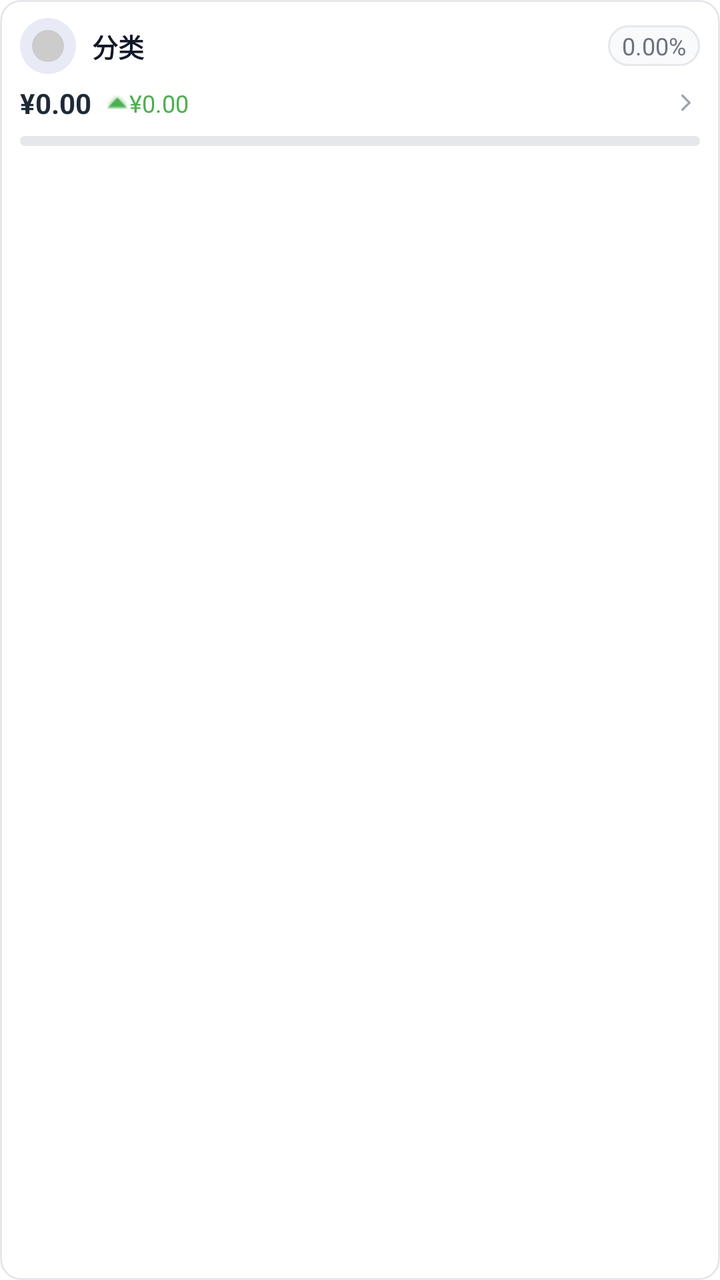
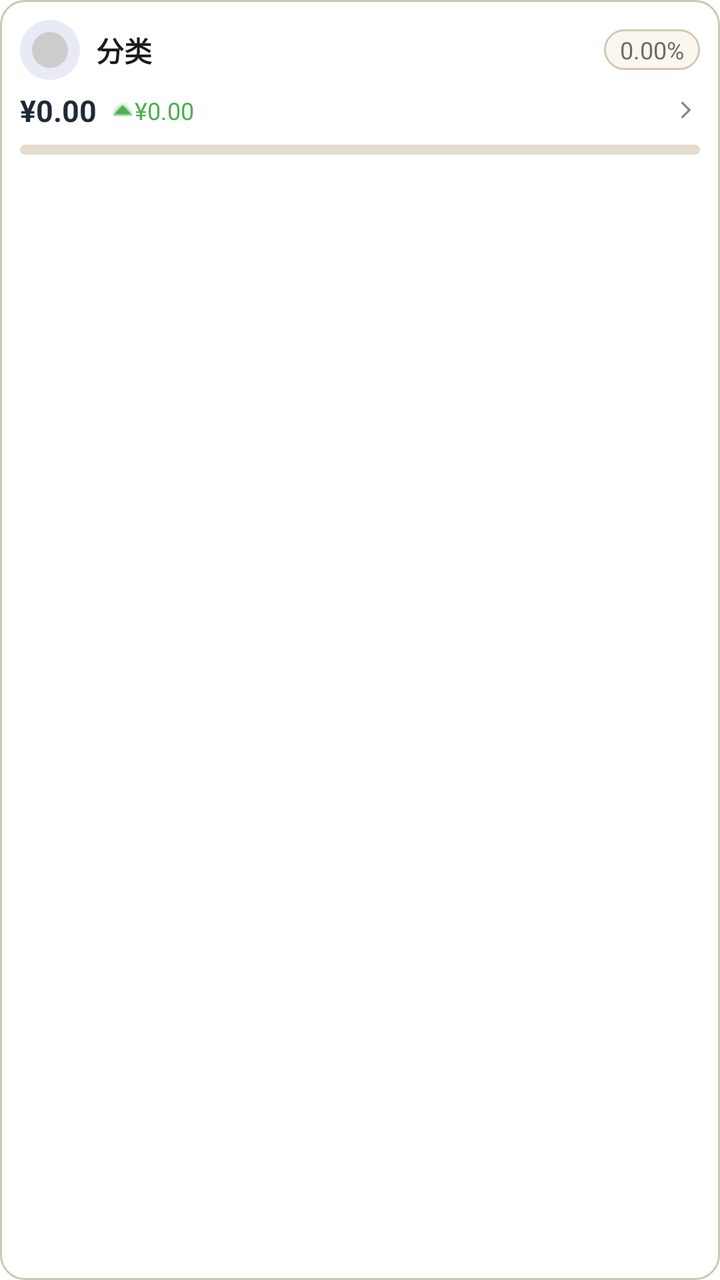

An Android layout rendered at two revisions. The XML below is the earlier revision; the diff shows what the commit changed to produce the second picture.
<!-- AndroidManifest.xml: application theme Theme.FlipAccounting -->
<!-- res/layout/item_stats_category.xml -->
<?xml version="1.0" encoding="utf-8"?>
<LinearLayout xmlns:android="http://schemas.android.com/apk/res/android"
    xmlns:app="http://schemas.android.com/apk/res-auto"
    android:layout_width="match_parent"
    android:layout_height="wrap_content"
    android:layout_marginBottom="8dp"
    android:background="@drawable/bg_stats_list_item"
    android:clickable="true"
    android:focusable="true"
    android:foreground="?attr/selectableItemBackground"
    android:orientation="vertical"
    android:paddingHorizontal="10dp"
    android:paddingVertical="9dp">

    <LinearLayout
        android:layout_width="match_parent"
        android:layout_height="wrap_content"
        android:gravity="center_vertical"
        android:orientation="horizontal">

        <ImageView
            android:id="@+id/iv_category_icon"
            android:layout_width="28dp"
            android:layout_height="28dp"
            android:background="@drawable/bg_circle_soft"
            android:padding="6dp"
            android:src="@drawable/ic_placeholder" />

        <TextView
            android:id="@+id/tv_category_name"
            android:layout_width="0dp"
            android:layout_height="wrap_content"
            android:layout_marginStart="8dp"
            android:layout_weight="1"
            android:text="分类"
            android:textColor="#111827"
            android:textSize="@dimen/text_size_13"
            android:textStyle="bold" />

        <TextView
            android:id="@+id/tv_category_percent"
            android:layout_width="wrap_content"
            android:layout_height="wrap_content"
            android:background="@drawable/bg_stats_metric_tile"
            android:paddingHorizontal="7dp"
            android:paddingVertical="2dp"
            android:text="0.00%"
            android:textColor="#6B7280"
            android:textSize="@dimen/text_size_11" />
    </LinearLayout>

    <LinearLayout
        android:layout_width="match_parent"
        android:layout_height="wrap_content"
        android:layout_marginTop="5dp"
        android:gravity="center_vertical"
        android:orientation="horizontal">

        <TextView
            android:id="@+id/tv_category_amount"
            android:layout_width="wrap_content"
            android:layout_height="wrap_content"
            android:text="¥0.00"
            android:textColor="#1F2937"
            android:textSize="@dimen/text_size_14"
            android:textStyle="bold" />

        <LinearLayout
            android:id="@+id/ll_comparison"
            android:layout_width="0dp"
            android:layout_height="wrap_content"
            android:layout_marginStart="8dp"
            android:layout_weight="1"
            android:gravity="center_vertical"
            android:orientation="horizontal">

            <ImageView
                android:id="@+id/iv_comparison_arrow"
                android:layout_width="@dimen/icon_size_10"
                android:layout_height="@dimen/icon_size_10"
                android:src="@android:drawable/arrow_up_float"
                app:tint="#4CAF50" />

            <TextView
                android:id="@+id/tv_comparison_amount"
                android:layout_width="wrap_content"
                android:layout_height="wrap_content"
                android:layout_marginStart="1dp"
                android:text="¥0.00"
                android:textColor="#4CAF50"
                android:textSize="@dimen/text_size_11" />
        </LinearLayout>

        <ImageView
            android:layout_width="14dp"
            android:layout_height="14dp"
            android:src="@drawable/ic_chevron_right"
            app:tint="#9CA3AF" />
    </LinearLayout>

    <ProgressBar
        android:id="@+id/pb_category_percent"
        style="@android:style/Widget.ProgressBar.Horizontal"
        android:layout_width="match_parent"
        android:layout_height="5dp"
        android:layout_marginTop="7dp"
        android:max="100"
        android:progress="0"
        android:progressDrawable="@drawable/bg_stats_progress" />

</LinearLayout>
<!-- resources referenced by this layout -->
<resources>
  <dimen name="icon_size_10">10dp</dimen>
  <dimen name="text_size_11">12sp</dimen>
  <dimen name="text_size_13">13sp</dimen>
  <dimen name="text_size_14">14sp</dimen>
  <!-- drawable bg_circle_soft (drawable) -->
  <?xml version="1.0" encoding="utf-8"?>
  <shape xmlns:android="http://schemas.android.com/apk/res/android"
      android:shape="oval">
      <solid android:color="#E8EAF6" /> 
  </shape>
  <!-- drawable bg_stats_list_item (drawable) -->
  <?xml version="1.0" encoding="utf-8"?>
  <shape xmlns:android="http://schemas.android.com/apk/res/android">
      <solid android:color="#FFFFFF" />
      <corners android:radius="10dp" />
      <stroke
          android:width="1dp"
          android:color="#E5E7EB" />
  </shape>
  <!-- drawable bg_stats_metric_tile (drawable) -->
  <?xml version="1.0" encoding="utf-8"?>
  <shape xmlns:android="http://schemas.android.com/apk/res/android">
      <solid android:color="#F9FAFB" />
      <corners android:radius="10dp" />
      <stroke
          android:width="1dp"
          android:color="#E5E7EB" />
  </shape>
  <!-- drawable bg_stats_progress (drawable) -->
  <?xml version="1.0" encoding="utf-8"?>
  <layer-list xmlns:android="http://schemas.android.com/apk/res/android">
      <item android:id="@android:id/background">
          <shape>
              <corners android:radius="3dp" />
              <solid android:color="#E5E7EB" />
          </shape>
      </item>
  
      <item android:id="@android:id/progress">
          <clip>
              <shape>
                  <corners android:radius="3dp" />
                  <solid android:color="#2563EB" />
              </shape>
          </clip>
      </item>
  </layer-list>
  <!-- drawable ic_chevron_right (drawable) -->
  <vector xmlns:android="http://schemas.android.com/apk/res/android"
      android:width="24dp"
      android:height="24dp"
      android:viewportWidth="24"
      android:viewportHeight="24">
      <path
          android:strokeColor="#333333"
          android:strokeWidth="2"
          android:strokeLineCap="round"
          android:strokeLineJoin="round"
          android:pathData="M9,6l6,6l-6,6" />
  </vector>
  <!-- drawable ic_placeholder (drawable) -->
  <?xml version="1.0" encoding="utf-8"?>
  <shape xmlns:android="http://schemas.android.com/apk/res/android"
      android:shape="oval">
      
      <solid android:color="#CCCCCC" />
  
      
      <size
          android:width="100dp"
          android:height="100dp" />
  </shape>
  <style name="Theme.FlipAccounting" parent="Theme.MaterialComponents.DayNight.NoActionBar">
          
          <item name="colorPrimary">#5C6BC0</item>
          <item name="colorPrimaryVariant">#3F51B5</item>
          <item name="colorOnPrimary">#FFFFFF</item>
          
          <item name="colorSecondary">#FF4081</item>
          <item name="colorSecondaryVariant">#F50057</item>
          <item name="colorOnSecondary">#FFFFFF</item>
  
          
          <item name="android:statusBarColor">#F5F7FA</item>
          <item name="android:windowLightStatusBar">true</item>
      </style>
</resources>

<!-- the commit's change to res/layout/item_stats_category.xml (unified diff, before → after) -->
@@ -9,8 +9,7 @@
     android:focusable="true"
     android:foreground="?attr/selectableItemBackground"
     android:orientation="vertical"
-    android:paddingHorizontal="10dp"
-    android:paddingVertical="9dp">
+    android:padding="10dp">
 
     <LinearLayout
         android:layout_width="match_parent"
@@ -20,8 +19,8 @@
 
         <ImageView
             android:id="@+id/iv_category_icon"
-            android:layout_width="28dp"
-            android:layout_height="28dp"
+            android:layout_width="30dp"
+            android:layout_height="30dp"
             android:background="@drawable/bg_circle_soft"
             android:padding="6dp"
             android:src="@drawable/ic_placeholder" />
@@ -33,8 +32,8 @@
             android:layout_marginStart="8dp"
             android:layout_weight="1"
             android:text="分类"
-            android:textColor="#111827"
-            android:textSize="@dimen/text_size_13"
+            android:textColor="#1A1A1A"
+            android:textSize="@dimen/text_size_14"
             android:textStyle="bold" />
 
         <TextView
@@ -42,10 +41,10 @@
             android:layout_width="wrap_content"
             android:layout_height="wrap_content"
             android:background="@drawable/bg_stats_metric_tile"
-            android:paddingHorizontal="7dp"
+            android:paddingHorizontal="8dp"
             android:paddingVertical="2dp"
             android:text="0.00%"
-            android:textColor="#6B7280"
+            android:textColor="#6B6B6B"
             android:textSize="@dimen/text_size_11" />
     </LinearLayout>
 
@@ -62,7 +61,7 @@
             android:layout_height="wrap_content"
             android:text="¥0.00"
             android:textColor="#1F2937"
-            android:textSize="@dimen/text_size_14"
+            android:textSize="@dimen/text_size_15"
             android:textStyle="bold" />
 
         <LinearLayout
@@ -95,7 +94,7 @@
             android:layout_width="14dp"
             android:layout_height="14dp"
             android:src="@drawable/ic_chevron_right"
-            app:tint="#9CA3AF" />
+            app:tint="#8A8A8A" />
     </LinearLayout>
 
     <ProgressBar
<!-- resource entries referenced after the edit -->
@@ -2,8 +2,8 @@
 <resources>
   <dimen name="icon_size_10">10dp</dimen>
   <dimen name="text_size_11">12sp</dimen>
-  <dimen name="text_size_13">13sp</dimen>
   <dimen name="text_size_14">14sp</dimen>
+  <dimen name="text_size_15">15sp</dimen>
   <!-- drawable bg_circle_soft (drawable) -->
   <?xml version="1.0" encoding="utf-8"?>
   <shape xmlns:android="http://schemas.android.com/apk/res/android"
@@ -14,19 +14,19 @@
   <?xml version="1.0" encoding="utf-8"?>
   <shape xmlns:android="http://schemas.android.com/apk/res/android">
       <solid android:color="#FFFFFF" />
-      <corners android:radius="10dp" />
+      <corners android:radius="12dp" />
       <stroke
           android:width="1dp"
-          android:color="#E5E7EB" />
+          android:color="#D0C5B5" />
   </shape>
   <!-- drawable bg_stats_metric_tile (drawable) -->
   <?xml version="1.0" encoding="utf-8"?>
   <shape xmlns:android="http://schemas.android.com/apk/res/android">
-      <solid android:color="#F9FAFB" />
+      <solid android:color="#FBF7EE" />
       <corners android:radius="10dp" />
       <stroke
           android:width="1dp"
-          android:color="#E5E7EB" />
+          android:color="#D3C8B7" />
   </shape>
   <!-- drawable bg_stats_progress (drawable) -->
   <?xml version="1.0" encoding="utf-8"?>
@@ -34,7 +34,7 @@
       <item android:id="@android:id/background">
           <shape>
               <corners android:radius="3dp" />
-              <solid android:color="#E5E7EB" />
+              <solid android:color="#E4DCCF" />
           </shape>
       </item>
   
@@ -42,7 +42,7 @@
           <clip>
               <shape>
                   <corners android:radius="3dp" />
-                  <solid android:color="#2563EB" />
+                  <solid android:color="#FF8A00" />
               </shape>
           </clip>
       </item>
